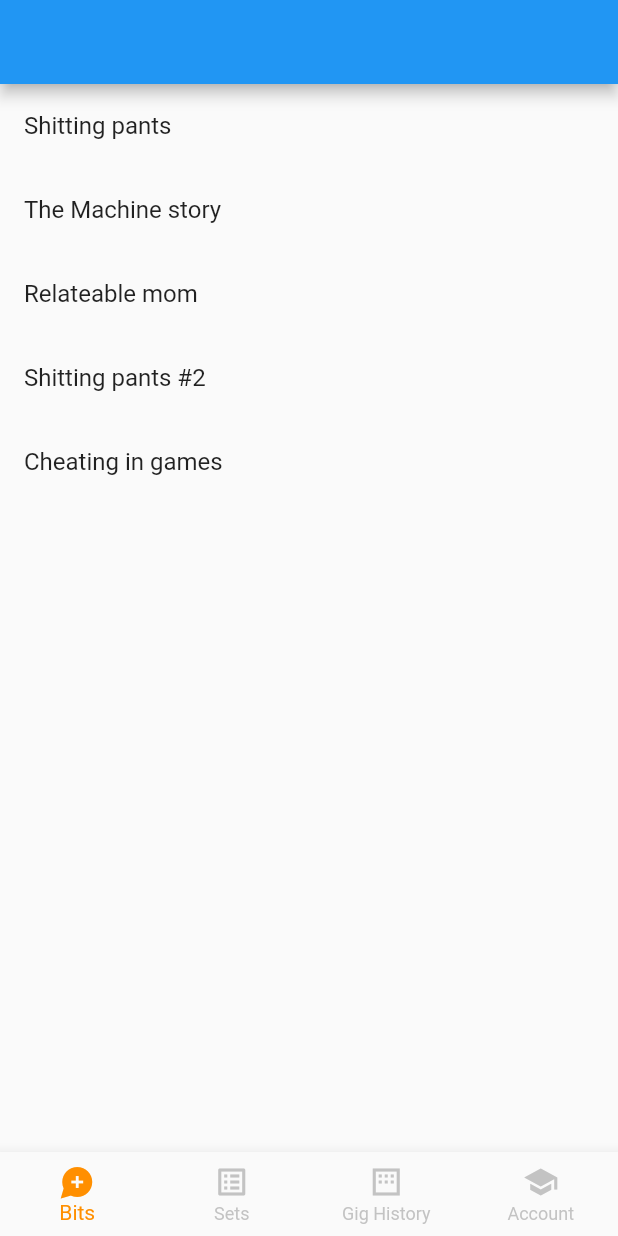
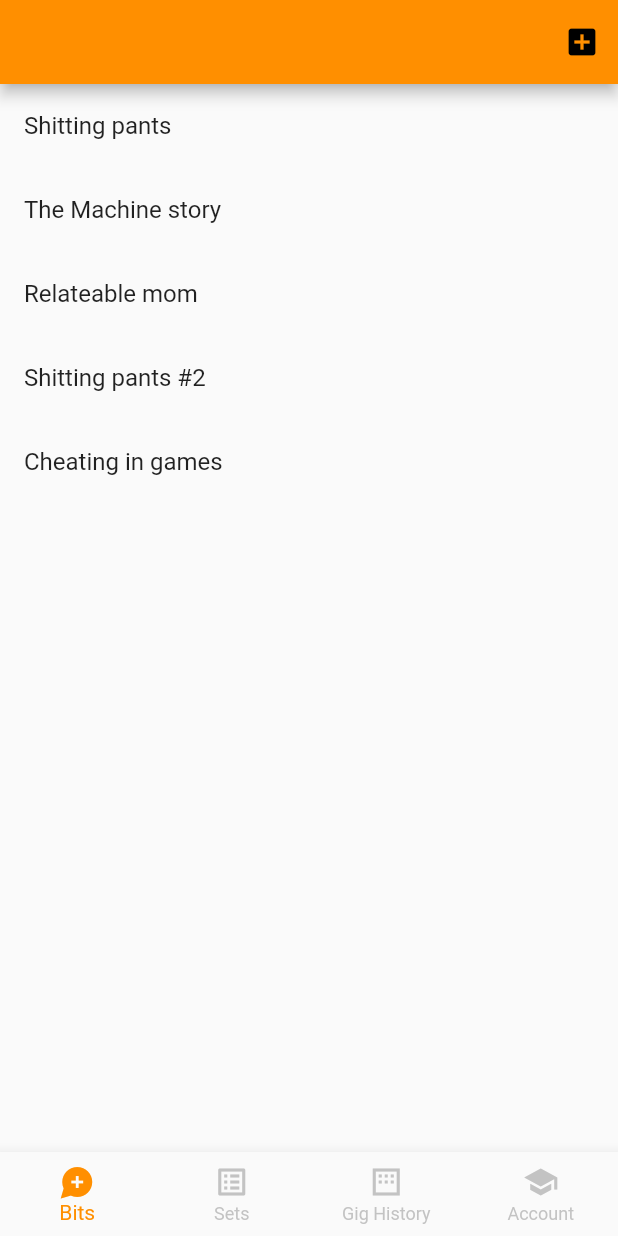
Before and after one commit to javaknight1/jokebook, a Flutter app: the screen it shows after launch, on a phone screen of 412 x 824 dp. Run offline on Flutter 3.47's test engine with Material 2 defaults, Android fonts, the phone set to English and light mode, and no system bars.

Commit message:
Added new bit page

```diff
--- a/lib/bits_list/bits_list.dart
+++ b/lib/bits_list/bits_list.dart
@@ -1,6 +1,7 @@
 import 'dart:convert';
 import 'package:flutter/material.dart';
 import 'package:flutter/foundation.dart';
+import 'package:jokebook/bits_list/new_bit.dart';
 
 class BitsListPage extends StatefulWidget {
   BitsListPage({Key key}) : super(key: key);
@@ -13,6 +14,17 @@ class BitsListPageState extends State<BitsListPage> {
   @override
   Widget build(BuildContext context) {
     return Scaffold(
+      appBar: AppBar(
+        actions: [
+          IconButton(
+            icon: const Icon(Icons.add_box),
+            tooltip: 'Next page',
+            onPressed: () {
+              openPage(context);
+            },
+          ),
+        ],
+      ),
       body: new Container(
       child: new Center(
         child: new FutureBuilder(
@@ -34,3 +46,11 @@ class BitsListPageState extends State<BitsListPage> {
     ));
   }
 }
+
+void openPage(BuildContext context) {
+  Navigator.push(context, MaterialPageRoute(
+    builder: (BuildContext context) {
+      return new NewBitPage();
+    },
+  ));
+}
--- a/lib/home/home_screen.dart
+++ b/lib/home/home_screen.dart
@@ -32,7 +32,7 @@ class _HomePageState extends State<HomePage> {
   @override
   Widget build(BuildContext context) {
     return Scaffold(
-      appBar: AppBar(),
+      // appBar: AppBar(),
       body: Center(
         child: _widgetOptions.elementAt(_selectedIndex),
       ),
--- a/lib/main.dart
+++ b/lib/main.dart
@@ -7,9 +7,9 @@ class MyApp extends StatelessWidget {
   @override
   Widget build(BuildContext context) {
     return MaterialApp(
-        title: 'Liquorie',
+        title: 'Jokebook',
         theme: ThemeData(
-          primarySwatch: Colors.blue,
+          primaryColor: Colors.amber.shade800,
         ),
         home: HomePage());
   }
```
Also changed, not shown: lib/bits_list/new_bit.dart (added, +23 -0 lines).
